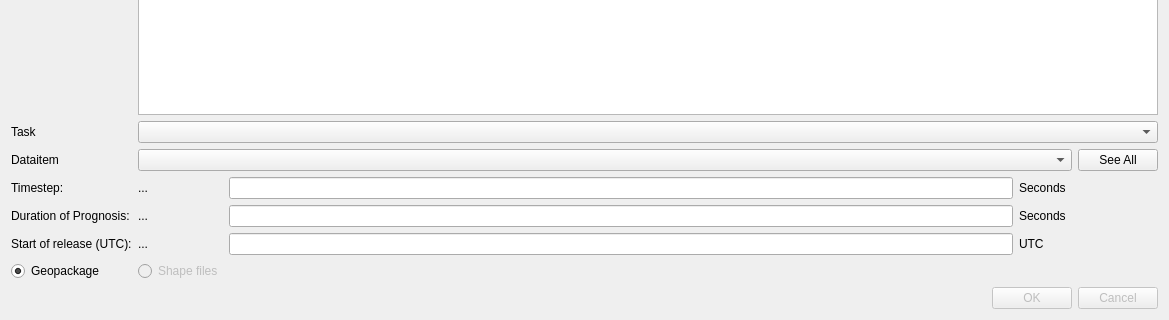
Old version of the form ui/jrodos_dialog_base.ui in the repository rduivenvoorde/jrodos; both pictures show x 0 to 1169 and y 403 to 723 of the 1169 by 723 pixel window.
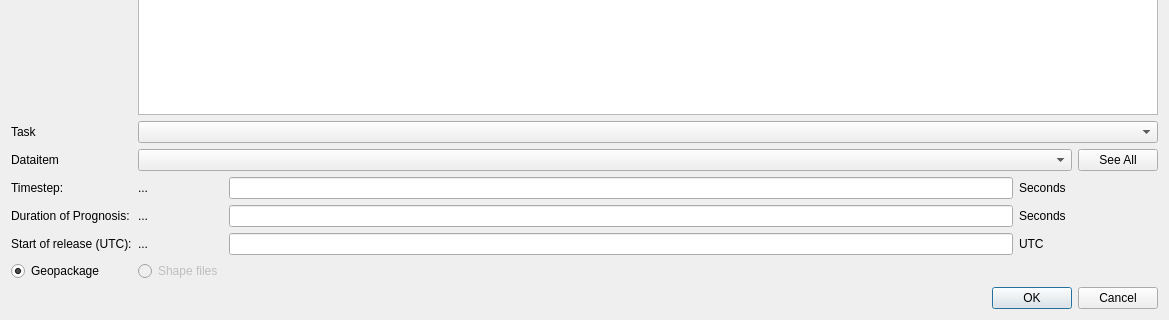
New version of the form.

Commit message:
Change projectid label AND test for integer
https://jira.cal-net.nl/browse/QGIS-46

What changed in the file:
```diff
--- a/ui/jrodos_dialog_base.ui
+++ b/ui/jrodos_dialog_base.ui
@@ -193,7 +193,7 @@
    <item row="9" column="0" colspan="6">
     <widget class="QDialogButtonBox" name="button_box">
      <property name="enabled">
-      <bool>false</bool>
+      <bool>true</bool>
      </property>
      <property name="orientation">
       <enum>Qt::Horizontal</enum>
```
The commit also changes 3 other files.
